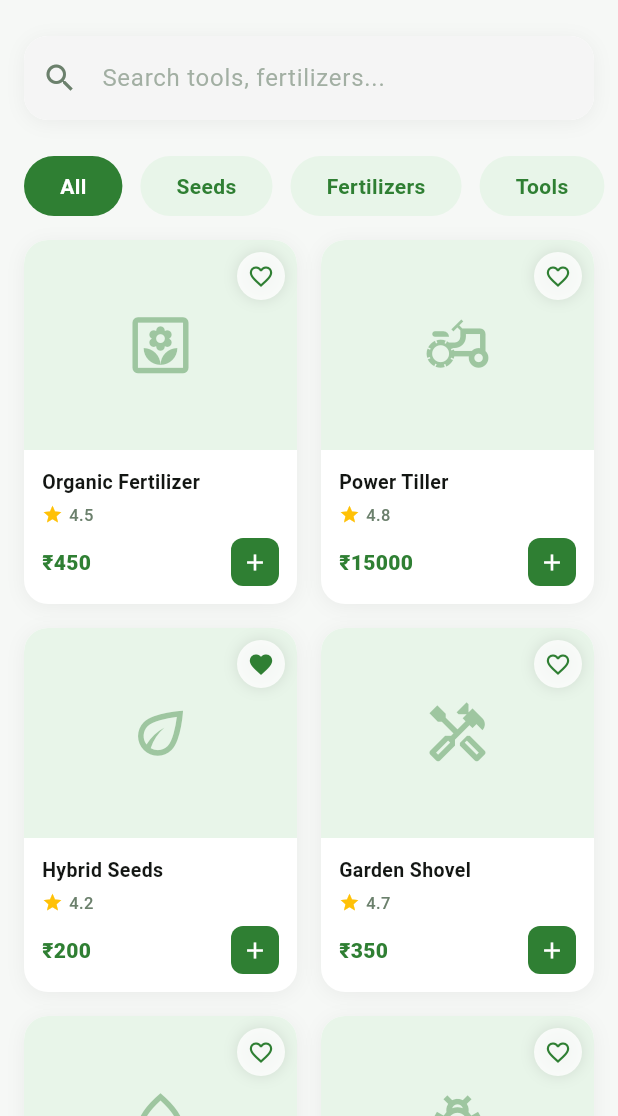
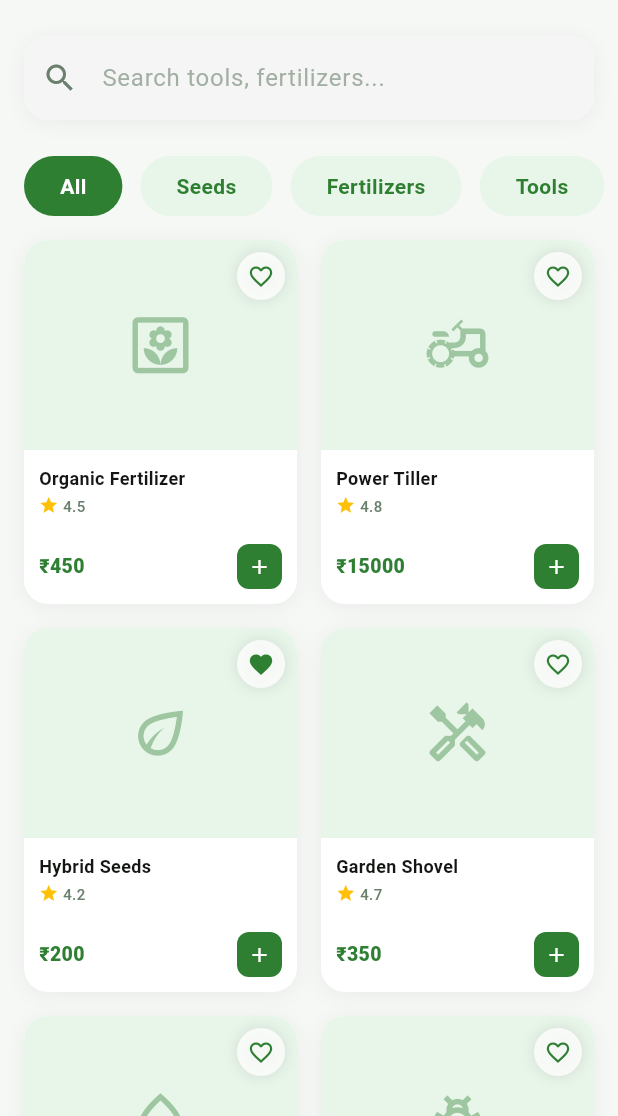
Before and after one commit to J-Manoj-06/build2gether, a Flutter app: the MarketplacePage screen opened directly, on a phone screen of 412 x 824 dp, the part 120-1236 px from its top. Run offline on Flutter 3.47's test engine with Material 3 defaults, Android fonts, the phone set to English and light mode, and no system bars; our stand-ins replace cloud_firestore, firebase_auth, firebase_core, firebase_messaging, firebase_storage, flutter_local_notifications and 1 more; accounts and stored records are empty; network calls fail.

Commit message:
feat: Update MarketplacePage layout and add UserRole model

```diff
--- a/lib/pages/marketplace/marketplace_page.dart
+++ b/lib/pages/marketplace/marketplace_page.dart
@@ -404,7 +404,7 @@ class _MarketplacePageState extends State<MarketplacePage> {
           // Product Info
           Expanded(
             child: Padding(
-              padding: const EdgeInsets.all(12),
+              padding: const EdgeInsets.all(10),
               child: Column(
                 crossAxisAlignment: CrossAxisAlignment.start,
                 mainAxisAlignment: MainAxisAlignment.start,
@@ -415,25 +415,25 @@ class _MarketplacePageState extends State<MarketplacePage> {
                     product['name'] as String,
                     style: const TextStyle(
                       color: textDark,
-                      fontSize: 13,
+                      fontSize: 12,
                       fontWeight: FontWeight.bold,
                     ),
                     maxLines: 2,
                     overflow: TextOverflow.ellipsis,
                   ),
 
-                  const SizedBox(height: 4),
+                  const SizedBox(height: 3),
 
                   // Rating
                   Row(
                     children: [
-                      const Icon(Icons.star, color: Colors.amber, size: 14),
-                      const SizedBox(width: 4),
+                      const Icon(Icons.star, color: Colors.amber, size: 13),
+                      const SizedBox(width: 3),
                       Text(
                         product['rating'].toString(),
                         style: const TextStyle(
                           color: textGray,
-                          fontSize: 11,
+                          fontSize: 10,
                           fontWeight: FontWeight.w500,
                         ),
                       ),
@@ -452,7 +452,7 @@ class _MarketplacePageState extends State<MarketplacePage> {
                           '₹${product['price']}',
                           style: const TextStyle(
                             color: primaryColor,
-                            fontSize: 14,
+                            fontSize: 13,
                             fontWeight: FontWeight.w800,
                           ),
                         ),
@@ -472,8 +472,8 @@ class _MarketplacePageState extends State<MarketplacePage> {
                           );
                         },
                         child: Container(
-                          width: 32,
-                          height: 32,
+                          width: 30,
+                          height: 30,
                           decoration: BoxDecoration(
                             color: primaryColor,
                             borderRadius: BorderRadius.circular(8),
@@ -482,7 +482,7 @@ class _MarketplacePageState extends State<MarketplacePage> {
                             child: Icon(
                               Icons.add,
                               color: Colors.white,
-                              size: 18,
+                              size: 16,
                             ),
                           ),
                         ),
```
Also changed, not shown: lib/models/user_role.dart (added, +54 -0 lines).
